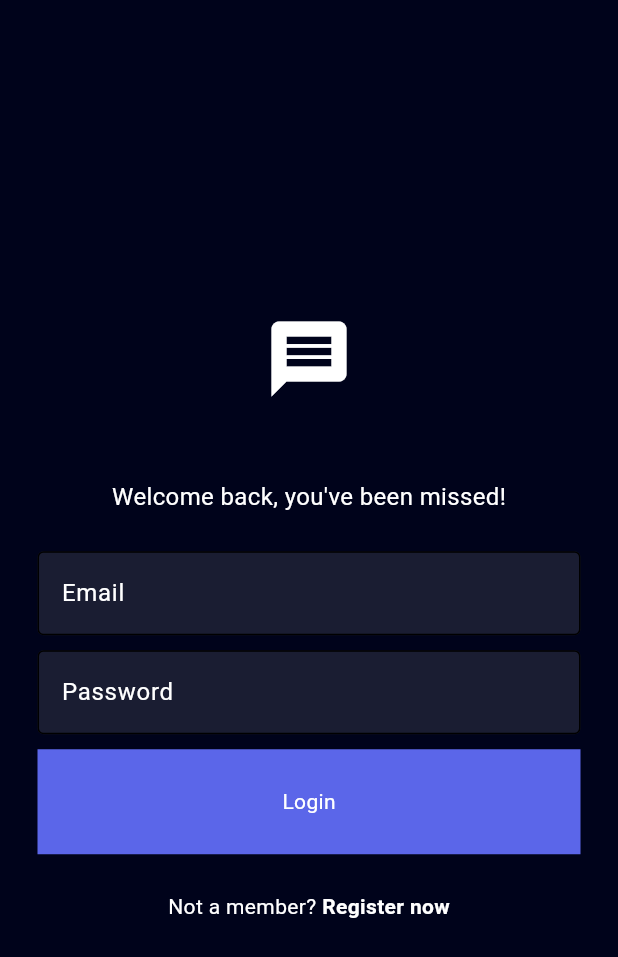
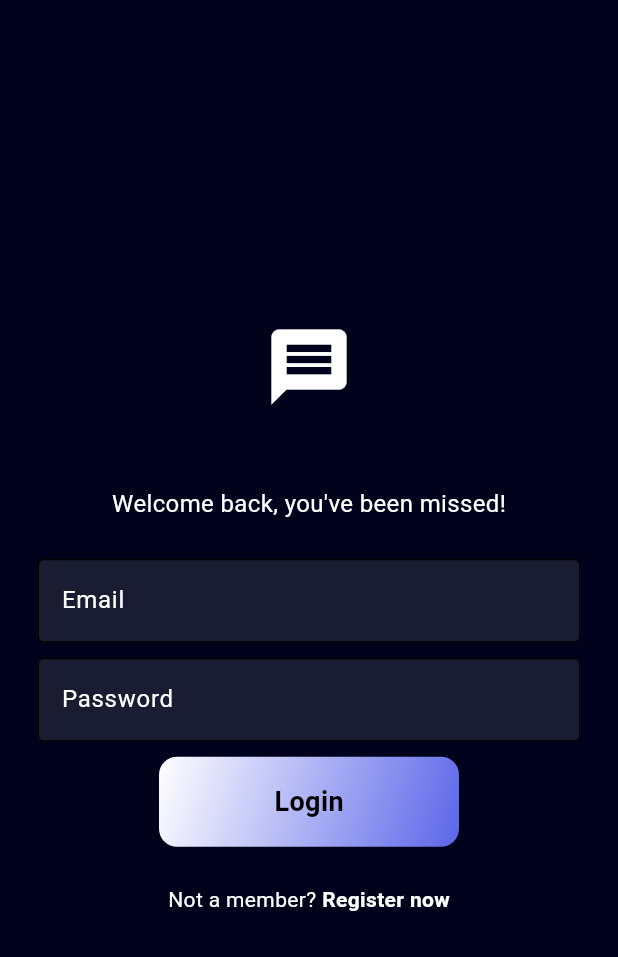
Before and after one commit to forknay/codejam_automate, a Flutter app: the screen it shows after launch, on a phone screen of 412 x 824 dp. Shown: the top 957 px of the screen. Run offline on Flutter 3.47's test engine with Material 3 defaults, Android fonts, the phone set to English and light mode, and no system bars; our stand-ins replace cloud_firestore, firebase_auth, firebase_core; accounts and stored records are empty.

Commit message:
pretty button

```diff
--- a/FLUTTER/car_rec_chatbot/lib/components/my_button.dart
+++ b/FLUTTER/car_rec_chatbot/lib/components/my_button.dart
@@ -1,27 +1,67 @@
 import 'package:flutter/material.dart';
 
-class MyButton extends StatelessWidget {
+class MyButton extends StatefulWidget {
   final void Function()? onTap;
   final String text;
 
-  const MyButton( {
+  const MyButton({
     super.key,
     required this.text,
     required this.onTap,
   });
 
   @override
+  _MyButtonState createState() => _MyButtonState();
+}
+
+class _MyButtonState extends State<MyButton> {
+  bool _isHovered = false;
+
+  @override
   Widget build(BuildContext context) {
-    return GestureDetector(
-      onTap: onTap,
-      child: Container(
-        decoration: BoxDecoration(
-          color: Theme.of(context).colorScheme.inversePrimary,
-        ),
-        padding: const EdgeInsets.all(25),
-        margin: const EdgeInsets.symmetric(horizontal: 25),
-        child: Center(
-          child: Text(text),
+    final theme = Theme.of(context);
+
+    return MouseRegion(
+      onEnter: (_) => setState(() => _isHovered = true),
+      onExit: (_) => setState(() => _isHovered = false),
+      child: GestureDetector(
+        onTap: widget.onTap,
+        child: AnimatedContainer(
+          duration: const Duration(milliseconds: 200),
+          width: _isHovered ? 220 : 200,
+          height: _isHovered ? 70 : 60,
+          decoration: BoxDecoration(
+            gradient: LinearGradient(
+              colors: _isHovered
+                  ? [Theme.of(context).colorScheme.inversePrimary, Theme.of(context).colorScheme.primary]
+                  : [Theme.of(context).colorScheme.primary, Theme.of(context).colorScheme.inversePrimary],
+              begin: Alignment.topLeft,
+              end: Alignment.bottomRight,
+            ),
+            boxShadow: _isHovered
+                ? [
+                    BoxShadow(
+                      color: Colors.black.withOpacity(0.2),
+                      spreadRadius: 2,
+                      blurRadius: 5,
+                      offset: Offset(0, 3),
+                    ),
+                  ]
+                : [],
+            borderRadius: BorderRadius.circular(12),
+          ),
+          padding: const EdgeInsets.all(8),
+          margin: const EdgeInsets.symmetric(horizontal: 25),
+          child: Center(
+            child: Text(
+              widget.text,
+              style: TextStyle(
+                color: theme.colorScheme.onPrimary,
+                fontSize: 18,
+                fontWeight: FontWeight.bold,
+              ),
+            ),
+          ),
         ),
       ),
     );
```
